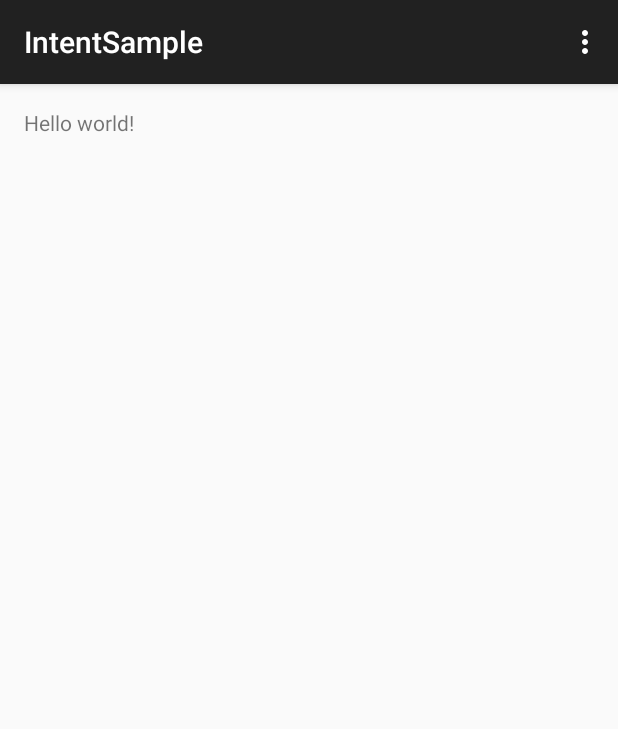
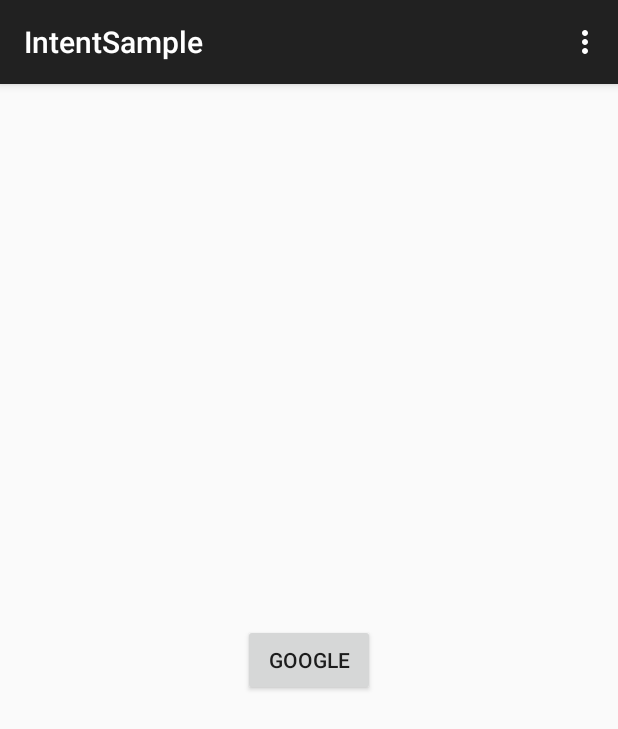
Before and after one commit to mdNazmulHasan/Intent-sample, an Android app: the screen it shows after launch (MainActivity), on a phone screen of 412 x 824 dp. Shown: the top 729 px of the screen. Run offline under Robolectric (Android 15) with nearby library versions, the phone set to English and light mode, and no system bars.

```diff
--- a/app/src/main/res/layout/activity_main.xml
+++ b/app/src/main/res/layout/activity_main.xml
@@ -5,7 +5,13 @@
     android:paddingTop="@dimen/activity_vertical_margin"
     android:paddingBottom="@dimen/activity_vertical_margin" tools:context=".MainActivity">
 
-    <TextView android:text="@string/hello_world" android:layout_width="wrap_content"
-        android:layout_height="wrap_content" />
+    <Button
+        android:layout_width="wrap_content"
+        android:layout_height="wrap_content"
+        android:text="@string/ggl"
+        android:id="@+id/button"
+        android:onClick="browse"
+        android:layout_centerVertical="true"
+        android:layout_centerHorizontal="true" />
 
 </RelativeLayout>
--- a/app/src/main/res/values/strings.xml
+++ b/app/src/main/res/values/strings.xml
@@ -3,4 +3,5 @@
 
     <string name="hello_world">Hello world!</string>
     <string name="action_settings">Settings</string>
+    <string name="ggl">GOOGLE</string>
 </resources>
```
Also changed, not shown: app/src/main/java/com/nerdcastle/nazmulhasan/intentsample/MainActivity.java (+11 -0 lines), 1 other file.
